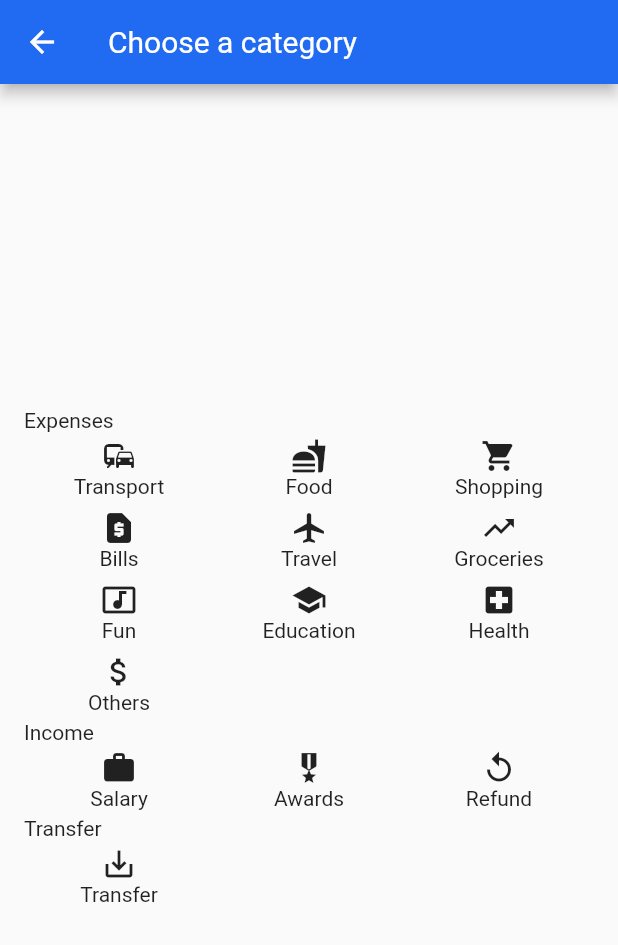
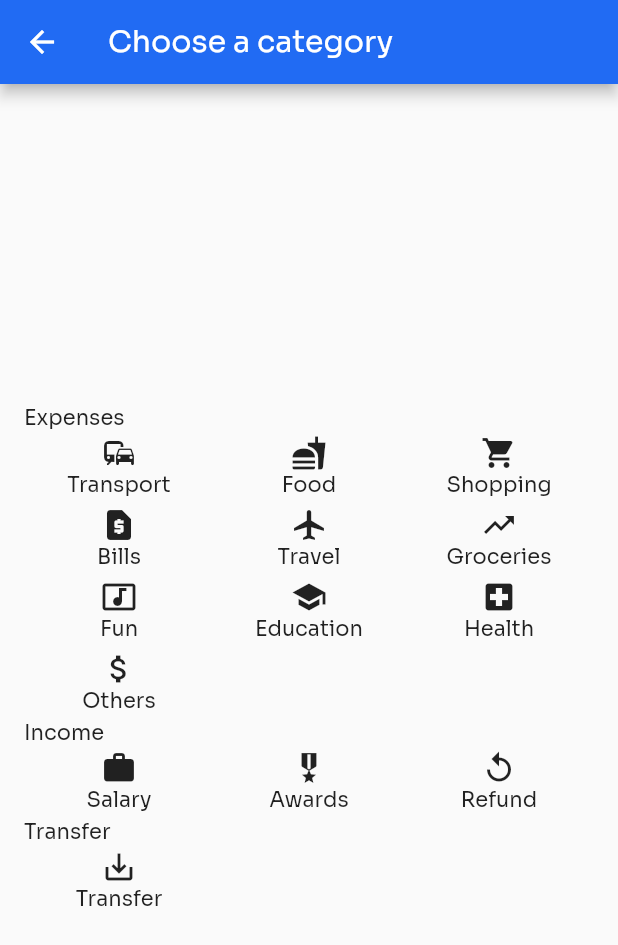
Before and after one commit to Mel-NLY/MWallet, a Flutter app: the screen it shows after launch, after a tap on the "add" icon, on a phone screen of 412 x 824 dp. Shown: the top 945 px of the screen. Run offline on Flutter 3.47's test engine with Material 2 defaults, Android fonts, the phone set to English and light mode, and no system bars; accounts and stored records are empty.

Commit message:
Basic Functionality completed. Working on design

```diff
--- a/lib/codes/transaction.dart
+++ b/lib/codes/transaction.dart
@@ -1,7 +1,7 @@
 import 'package:flutter/material.dart';
 
 class Transaction{
-  int amount = 0;
+  double amount = 0;
   DateTime date = new DateTime.now();
   TimeOfDay time = new TimeOfDay.now();
   String note = "";
--- a/lib/main.dart
+++ b/lib/main.dart
@@ -59,6 +59,12 @@ class _BottomNavBarState extends State<BottomNavBar> {
       body: new Center(
         child: _widgetOptions.elementAt(_selectedIndex),
       ),
+      floatingActionButtonLocation: FloatingActionButtonLocation.centerDocked,
+      floatingActionButton: FloatingActionButton(
+        mini: true,
+        onPressed: (){Navigator.of(context).pushNamed('/CreateTransaction');},
+        child: Icon(Icons.add),
+      ),
       bottomNavigationBar: new BottomNavigationBar(
         items: const <BottomNavigationBarItem>[
           BottomNavigationBarItem(
--- a/lib/screens/createTransactionRecord.dart
+++ b/lib/screens/createTransactionRecord.dart
@@ -38,7 +38,7 @@ class _CreateTransactionRecordState extends State<CreateTransactionRecord>{
             child: new Container(
               padding: new EdgeInsets.all(16.0),
               child: new Column(
-                children:[
+                children: <Widget>[
                   new Row(
                     children: <Widget>[
                       new Column(
@@ -130,7 +130,7 @@ class _AmtTextFieldState extends State<_AmtTextField>{
             controller: _amountController,
             onChanged: (String a){
               setState(() {
-                _newTransaction.amount = int.parse(a);
+                _newTransaction.amount = double.parse(a);
               });
             },
           ),
--- a/lib/screens/home.dart
+++ b/lib/screens/home.dart
@@ -17,11 +17,6 @@ bool isEmpty(List<dynamic> tl){
 class Home extends StatelessWidget{
 
   double calculateBalance(){
-    Account a1 = new Account();
-    a1.name = "DBS";
-    a1.balance = 800;
-    accountList.add(a1);
-
     double accountBalance = 0;
     for(int i = 0; i < accountList.length; i++){
       accountBalance += accountList.elementAt(i).balance;
@@ -32,23 +27,12 @@ class Home extends StatelessWidget{
   @override
   Widget build(BuildContext context){
     return new Scaffold(
-      floatingActionButton: new FloatingActionButton(
-          child: new Icon(Icons.add),
-          backgroundColor: Colors.blue,
-          onPressed: (){Navigator.of(context).pushNamed('/CreateTransaction');},
-      ),
       body: new Center(
         child: new Container(
-          padding: new EdgeInsets.all(16.0),
+          padding: EdgeInsets.only(top: 50.0),
           child: new Column(
             children: <Widget>[
-              new Card(
-                margin: EdgeInsets.all(16.0),
-                elevation: 8,
-                shape: RoundedRectangleBorder(
-                  borderRadius: BorderRadius.circular(18),
-                ),
-                child: new Row(
+              new Row(
                 mainAxisAlignment: MainAxisAlignment.spaceEvenly,
                 children: <Widget>[
                   new Container(
@@ -56,31 +40,17 @@ class Home extends StatelessWidget{
                       horizontal: 20,
                       vertical: 20,
                     ),
-                      child: new Column(
-                        crossAxisAlignment: CrossAxisAlignment.start,
-                        children: <Widget>[
-                          new Text('Available'),
-                          new Text('${calculateBalance()}')
-                        ],
-                      ),
+                    child: new Text('\$${calculateBalance().toStringAsFixed(2)}', style: new TextStyle(fontFamily: 'Poppins', fontWeight: FontWeight.bold, fontSize: 25))
                   ),
                   new Container(
                     margin: EdgeInsets.symmetric(
                       horizontal: 20,
                       vertical: 20,
                     ),
-                      child: new Column(
-                        crossAxisAlignment: CrossAxisAlignment.start,
-                        children: <Widget>[
-                          new Text('Date'),
-                          new Text('${DateFormat('MMMM yyyy').format(DateTime.now())}')
-                        ],
-                      ),
+                    child: new Text('${DateFormat('MMM yyyy').format(DateTime.now()).toUpperCase()}', style: new TextStyle(fontFamily: 'Poppins', fontWeight: FontWeight.bold, fontSize: 18))
                   ),
                 ],
               ),
-              ),
-
               !isEmpty(transactionList) ? new Expanded(
                 child: new ListView.builder(
                   physics: BouncingScrollPhysics(),
--- a/lib/theme.dart
+++ b/lib/theme.dart
@@ -1,6 +1,7 @@
 //Credits to https://github.com/rxlabz/panache
 import 'package:flutter/material.dart';
 final ThemeData myTheme = ThemeData(
+  fontFamily: 'Sora',
   primarySwatch: MaterialColor(4280380403,{50: Color( 0xffe7effe )
   , 100: Color( 0xffcfdffc )
   , 200: Color( 0xff9ebefa )
```
Also changed, not shown: pubspec.yaml (+7 -19 lines), fonts/Sora-Bold.ttf (added), fonts/Sora-ExtraBold.ttf (added), fonts/Sora-ExtraLight.ttf (added), fonts/Sora-Light.ttf (added), fonts/Sora-Medium.ttf (added), fonts/Sora-Regular.ttf (added), fonts/Sora-SemiBold.ttf (added), fonts/Sora-Thin.ttf (added). Lines whose indentation alone changed are shown as unchanged.
